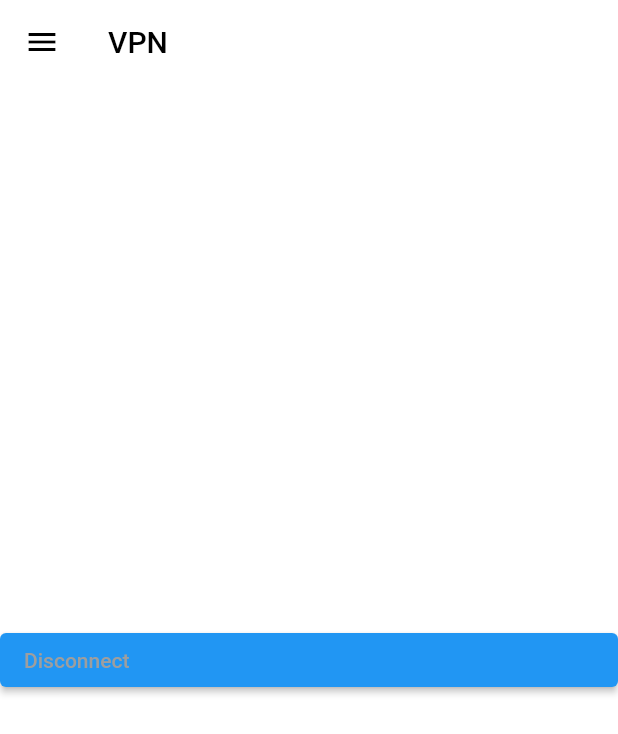
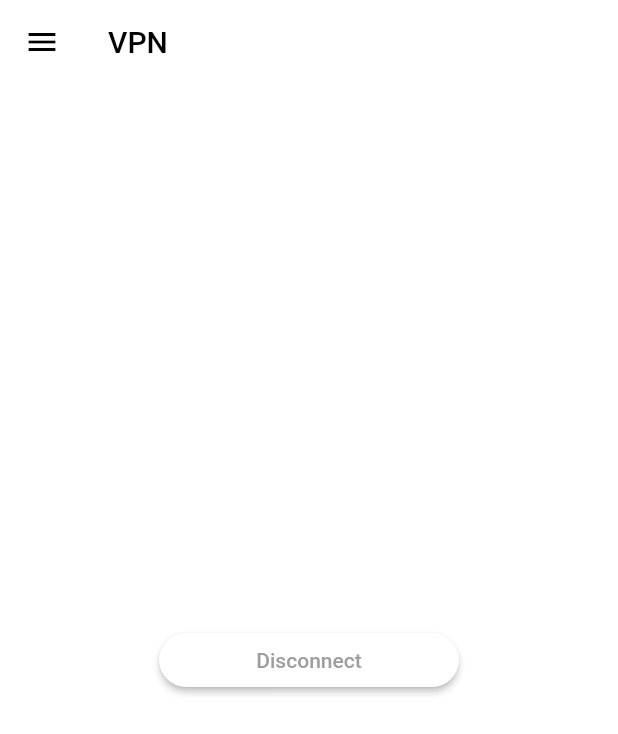
Before and after one commit to sedky10/testapp, a Flutter app: the screen it shows after launch, on a phone screen of 412 x 824 dp. Shown: the top 734 px of the screen. Run offline on Flutter 3.47's test engine with Material 2 defaults, Android fonts, the phone set to English and light mode, and no system bars.

Commit message:
versu-ion 2

```diff
--- a/lib/view/screens/screen 1/screen1.dart
+++ b/lib/view/screens/screen 1/screen1.dart
@@ -18,13 +18,22 @@ class Screen1 extends StatelessWidget {
           child: Column(
             mainAxisAlignment: MainAxisAlignment.center,
             children: [
-              ElevatedButton(onPressed: () {},
-                  child: const Row(
-                    children: [
-                      Text("Disconnect", style: TextStyle(color: Colors.grey),),
-
-                    ],
-                  ))
+              Container(
+                width: 200,
+                child: ElevatedButton(onPressed: () {},
+                    style: ElevatedButton.styleFrom(
+                      shape: RoundedRectangleBorder(
+                        borderRadius: BorderRadius.circular(20)
+                      ),
+                      backgroundColor: Colors.white,
+                    ),
+                    child: const Row(
+                      mainAxisAlignment: MainAxisAlignment.center,
+                      children: [
+                        Text("Disconnect", style: TextStyle(color: Colors.grey),),
+                      ],
+                    )),
+              )
             ],
           ),
         ),
```
